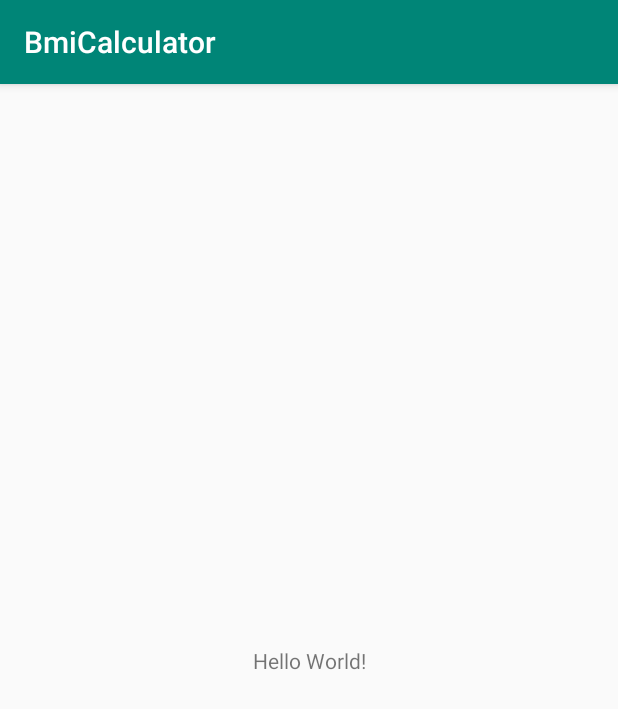
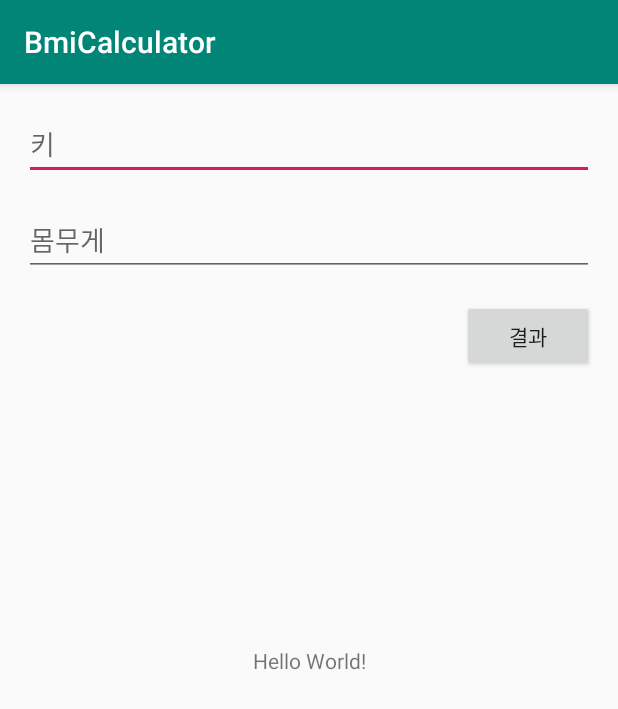
Before and after one commit to cafealpha/AndroidKotlinBmiCalculator, an Android app: the screen it shows after launch (MainActivity), on a phone screen of 412 x 824 dp. Shown: the top 709 px of the screen. Run offline under Robolectric (Android 15) with nearby library versions, the phone set to English and light mode, and no system bars.

Commit message:
액티비티 추가

```diff
--- a/app/build.gradle
+++ b/app/build.gradle
@@ -24,9 +24,12 @@ android {
 
 dependencies {
     implementation fileTree(dir: 'libs', include: ['*.jar'])
-    implementation"org.jetbrains.kotlin:kotlin-stdlib-jdk7:$kotlin_version"
+    implementation "org.jetbrains.anko:anko-commons:$anko_version"
+
+    implementation "org.jetbrains.kotlin:kotlin-stdlib-jdk7:$kotlin_version"
     implementation 'com.android.support:appcompat-v7:28.0.0'
     implementation 'com.android.support.constraint:constraint-layout:1.1.3'
+
     testImplementation 'junit:junit:4.12'
     androidTestImplementation 'com.android.support.test:runner:1.0.2'
     androidTestImplementation 'com.android.support.test.espresso:espresso-core:3.0.2'
--- a/app/src/main/AndroidManifest.xml
+++ b/app/src/main/AndroidManifest.xml
@@ -16,6 +16,8 @@
                 <category android:name="android.intent.category.LAUNCHER"/>
             </intent-filter>
         </activity>
+        <activity android:name=".ResultActivity">
+        </activity>
     </application>
 
 </manifest>
--- a/app/src/main/res/layout/activity_main.xml
+++ b/app/src/main/res/layout/activity_main.xml
@@ -15,5 +15,28 @@
         app:layout_constraintLeft_toLeftOf="parent"
         app:layout_constraintRight_toRightOf="parent"
         app:layout_constraintTop_toTopOf="parent" />
+    <EditText
+            android:layout_width="0dp"
+            android:layout_height="wrap_content"
+            android:ems="10"
+            app:layout_constraintTop_toTopOf="parent" app:layout_constraintStart_toStartOf="parent"
+            android:layout_marginTop="16dp" app:layout_constraintEnd_toEndOf="parent" android:id="@+id/heightEditText"
+            app:layout_constraintHorizontal_bias="0.502" android:layout_marginStart="16dp"
+            android:layout_marginEnd="16dp" android:inputType="number" android:hint="키"/>
+    <EditText
+            android:layout_width="0dp"
+            android:layout_height="wrap_content"
+            android:inputType="number"
+            android:ems="10"
+            app:layout_constraintStart_toStartOf="parent"
+            app:layout_constraintEnd_toEndOf="parent" android:id="@+id/weightEditText" android:layout_marginTop="16dp"
+            app:layout_constraintTop_toBottomOf="@+id/heightEditText" android:layout_marginStart="16dp"
+            android:layout_marginEnd="16dp" android:hint="몸무게"/>
+    <Button
+            android:text="결과"
+            android:layout_width="wrap_content"
+            android:layout_height="wrap_content" android:layout_marginEnd="16dp"
+            app:layout_constraintEnd_toEndOf="parent" android:id="@+id/button"
+            app:layout_constraintTop_toBottomOf="@+id/weightEditText" android:layout_marginTop="16dp"/>
 
 </android.support.constraint.ConstraintLayout>
--- a/build.gradle
+++ b/build.gradle
@@ -2,6 +2,7 @@
 
 buildscript {
     ext.kotlin_version = '1.2.71'
+    ext.anko_version = '0.10.5'
     repositories {
         google()
         jcenter()
```
Also changed, not shown: app/src/main/java/com/example/hi/bmicalculator/ResultActivity.kt (added, +12 -0 lines), app/src/main/res/layout/activity_result.xml (added, +10 -0 lines).
